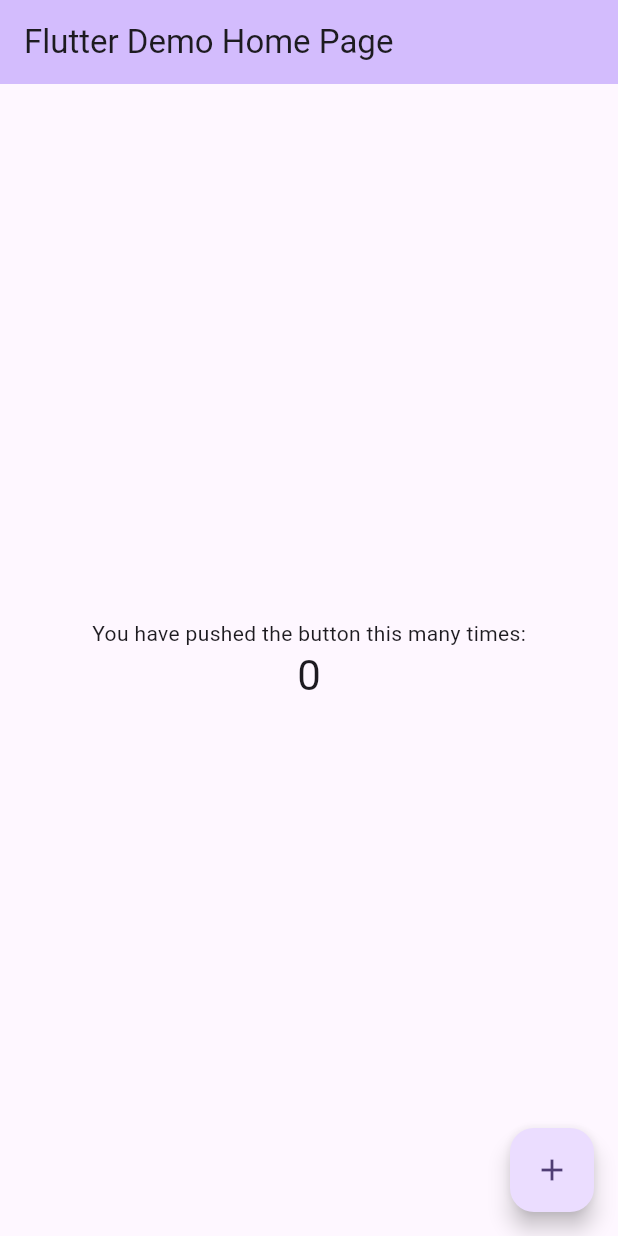
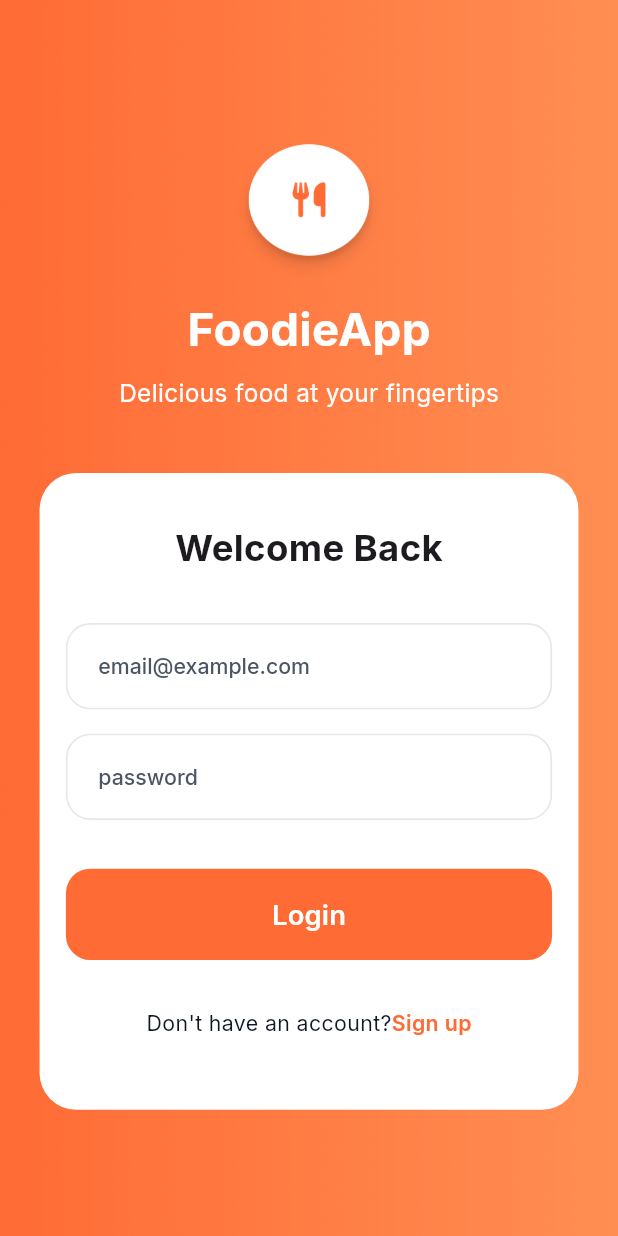
Before and after one commit to elsaramji/restaurant, a Flutter app: the screen it shows after launch, on a phone screen of 412 x 824 dp. Run offline on Flutter 3.47's test engine with Material 3 defaults, Android fonts, the light colour scheme and no system bars; our stand-ins replace flutter_screenutil, go_router, google_fonts.

Commit message:
applying login ui and debug it

```diff
--- /dev/null
+++ b/lib/config/colors.dart
@@ -0,0 +1,15 @@
+import 'package:flutter/material.dart';
+
+class AppColors {
+  static const white = Color(0xffFFffff);
+  static const primary = Color(0xffFF6B35);
+  static const primaryText = Color(0xff111827);
+  static const secondaryform = white;
+  static const stroke = Color(0xffE5E7EB);
+  static const secondaryText = Color(0xff4B5563);
+  static const secondarysubText = Color(0xff6B7280);
+  static const secondaryfillred = Color(0xffF87171);
+
+
+
+}
--- /dev/null
+++ b/lib/config/router.dart
@@ -0,0 +1,34 @@
+import 'package:flutter/material.dart';
+import 'package:go_router/go_router.dart';
+import 'package:restaurant/features/auth/views/login_screen.dart';
+
+final GoRouter router = GoRouter(
+  initialLocation: LoginScreen.routeName,
+  routes: <GoRoute>[
+    GoRoute(
+      path: LoginScreen.routeName,
+      name: LoginScreen.routeName,
+      pageBuilder: (context, state) => _easyTransition(const LoginScreen()),
+    ),
+  ],
+);
+
+CustomTransitionPage _easyTransition(Widget child) {
+  return CustomTransitionPage(
+    child: child,
+    transitionsBuilder: (context, animation, secondaryAnimation, child) {
+      final opacityAnimation = Tween<double>(
+        begin: 0,
+        end: 1,
+      ).animate(animation);
+
+      return FadeTransition(
+        opacity: opacityAnimation,
+        child: ScaleTransition(
+          scale: Tween<double>(begin: 0.95, end: 1).animate(animation),
+          child: child,
+        ),
+      );
+    },
+  );
+}
--- /dev/null
+++ b/lib/config/texts_styles.dart
@@ -0,0 +1,64 @@
+import 'package:flutter/material.dart';
+import 'package:flutter_screenutil/flutter_screenutil.dart';
+import 'package:google_fonts/google_fonts.dart';
+
+class AppTextStyles {
+  static TextStyle interBold12() =>
+      GoogleFonts.inter(fontSize: 12.sp, fontWeight: FontWeight.w700);
+  static TextStyle interBold14() =>
+      GoogleFonts.inter(fontSize: 14.sp, fontWeight: FontWeight.w700);
+  static TextStyle interBold16() =>
+      GoogleFonts.inter(fontSize: 16.sp, fontWeight: FontWeight.w700);
+  static TextStyle interBold18() =>
+      GoogleFonts.inter(fontSize: 18.sp, fontWeight: FontWeight.w700);
+  static TextStyle interBold20() =>
+      GoogleFonts.inter(fontSize: 20.sp, fontWeight: FontWeight.w700);
+  static TextStyle interBold24() =>
+      GoogleFonts.inter(fontSize: 24.sp, fontWeight: FontWeight.w700);
+  static TextStyle interBold30() =>
+      GoogleFonts.inter(fontSize: 30.sp, fontWeight: FontWeight.w700);
+  static TextStyle interBold32() =>
+      GoogleFonts.inter(fontSize: 32.sp, fontWeight: FontWeight.w700);
+  static TextStyle interBold36() =>
+      GoogleFonts.inter(fontSize: 36.sp, fontWeight: FontWeight.w700);
+  static TextStyle interSemiBold11() =>
+      GoogleFonts.inter(fontSize: 11.sp, fontWeight: FontWeight.w600);
+  static TextStyle interSemiBold12() =>
+      GoogleFonts.inter(fontSize: 12.sp, fontWeight: FontWeight.w600);
+  static TextStyle interSemiBold14() =>
+      GoogleFonts.inter(fontSize: 14.sp, fontWeight: FontWeight.w600);
+  static TextStyle interSemiBold16() =>
+      GoogleFonts.inter(fontSize: 16.sp, fontWeight: FontWeight.w600);
+  static TextStyle interSemiBold18() =>
+      GoogleFonts.inter(fontSize: 18.sp, fontWeight: FontWeight.w600);
+  static TextStyle interSemiBold20() =>
+      GoogleFonts.inter(fontSize: 20.sp, fontWeight: FontWeight.w600);
+  static TextStyle interMedium12() =>
+      GoogleFonts.inter(fontSize: 12.sp, fontWeight: FontWeight.w500);
+  static TextStyle interMedium14() =>
+      GoogleFonts.inter(fontSize: 14.sp, fontWeight: FontWeight.w500);
+  static TextStyle interMedium16() =>
+      GoogleFonts.inter(fontSize: 16.sp, fontWeight: FontWeight.w500);
+  static TextStyle interMedium18() =>
+      GoogleFonts.inter(fontSize: 18.sp, fontWeight: FontWeight.w500);
+  static TextStyle interMedium20() =>
+      GoogleFonts.inter(fontSize: 20.sp, fontWeight: FontWeight.w500);
+  static TextStyle interRegular10() =>
+      GoogleFonts.inter(fontSize: 10.sp, fontWeight: FontWeight.w400);
+  static TextStyle interRegular11() =>
+      GoogleFonts.inter(fontSize: 11.sp, fontWeight: FontWeight.w400);
+  static TextStyle interRegular12() =>
+      GoogleFonts.inter(fontSize: 12.sp, fontWeight: FontWeight.w400);
+
+  static TextStyle interRegular14() =>
+      GoogleFonts.inter(fontSize: 14.sp, fontWeight: FontWeight.w400);
+
+  static TextStyle interRegular16() =>
+      GoogleFonts.inter(fontSize: 16.sp, fontWeight: FontWeight.w400);
+
+  static TextStyle interRegular18() =>
+      GoogleFonts.inter(fontSize: 18.sp, fontWeight: FontWeight.w400);
+
+  static TextStyle interRegular20() =>
+      GoogleFonts.inter(fontSize: 20.sp, fontWeight: FontWeight.w400);
+}
--- /dev/null
+++ b/lib/features/auth/views/login_screen.dart
@@ -0,0 +1,38 @@
+import 'package:flutter/material.dart';
+import 'package:flutter_screenutil/flutter_screenutil.dart';
+import 'package:restaurant/features/auth/widgets/auth_form.dart';
+import 'package:restaurant/features/auth/widgets/foodies_welcome_massage.dart';
+import 'package:restaurant/features/auth/widgets/login_background_linear.dart';
+
+class LoginScreen extends StatelessWidget {
+  static const routeName = "/loginscreen";
+  const LoginScreen({super.key});
+
+  @override
+  Widget build(BuildContext context) {
+    return Scaffold(
+      body: Stack(
+        children: [
+          LoginBackGroundLinear(),
+          Positioned.fill(
+            child: CustomScrollView(
+              slivers: [
+                SliverFillRemaining(
+                  hasScrollBody: false,
+                  child: Column(
+                    children: [
+                      Expanded(flex: 2, child: FoodiesWelcomeMassage()),
+                      SizedBox(height: 32.h),
+                      Expanded(flex: 3, child: AuthForm()),
+                      SizedBox(height: 83.h),
+                    ],
+                  ),
+                ),
+              ],
+            ),
+          ),
+        ],
+      ),
+    );
+  }
+}
--- /dev/null
+++ b/lib/features/auth/widgets/auth_form.dart
@@ -0,0 +1,114 @@
+import 'dart:developer';
+
+import 'package:flutter/material.dart';
+import 'package:flutter_screenutil/flutter_screenutil.dart';
+import 'package:restaurant/config/colors.dart';
+import 'package:restaurant/config/texts_styles.dart';
+import 'package:restaurant/shared/widgets/custom_primary_button.dart';
+import 'package:restaurant/shared/widgets/text_form_filed.dart';
+
+class AuthForm extends StatefulWidget {
+  const AuthForm({super.key});
+
+  @override
+  State<AuthForm> createState() => _AuthFormState();
+}
+
+class _AuthFormState extends State<AuthForm> {
+  late GlobalKey<FormState> formKey;
+  late TextEditingController emailController;
+  late TextEditingController passwordController;
+  @override
+  void initState() {
+    // TODO: implement initState
+    formKey = GlobalKey<FormState>();
+    emailController = TextEditingController();
+    passwordController = TextEditingController();
+    super.initState();
+  }
+
+  @override
+  Widget build(BuildContext context) {
+    return Container(
+      padding: EdgeInsets.symmetric(horizontal: 16.w),
+      margin: EdgeInsets.symmetric(horizontal: 24.w),
+      decoration: BoxDecoration(
+        color: AppColors.white,
+        borderRadius: BorderRadius.circular(24.r),
+      ),
+      child: Form(
+        key: formKey,
+        child: Column(
+          mainAxisAlignment: MainAxisAlignment.start,
+          children: [
+            Padding(
+              padding: EdgeInsets.symmetric(vertical: 32.h),
+              child: Text("Welcome Back", style: AppTextStyles.interBold24()),
+            ),
+
+            CustomFormFeild(
+              controller: emailController,
+              validator: (p0) {
+                if (p0!.isEmpty) {
+                  return "Please enter your email";
+                }
+                return null;
+              },
+              textInputAction: TextInputAction.next,
+              textInputType: TextInputType.emailAddress,
+              hintText: 'email@example.com',
+              obscureText: false,
+            ),
+            SizedBox(height: 16.h),
+            CustomFormFeild(
+              controller: passwordController,
+              validator: (p0) {
+                if (p0!.isEmpty) {
+                  return "Please enter your password";
+                }
+                return null;
+              },
+              textInputAction: TextInputAction.done,
+              textInputType: TextInputType.visiblePassword,
+              hintText: 'password',
+              obscureText: true,
+            ),
+            Padding(
+              padding: EdgeInsets.symmetric(vertical: 32.h),
+              child: PrimaryButton(
+                text: "Login",
+                onPressed: () {
+                  if (formKey.currentState!.validate()) {
+                    formKey.currentState!.save();
+                    log(
+                      "email: ${emailController.text} password: ${passwordController.text}",
+                    );
+                  }
+                },
+              ),
+            ),
+            Row(
+              mainAxisAlignment: MainAxisAlignment.center,
+              children: [
+                Text(
+                  "Don't have an account?",
+                  style: AppTextStyles.interRegular14().copyWith(
+                    color: AppColors.primaryText,
+                  ),
+                ),
+                GestureDetector(
+                  child: Text(
+                    "Sign up",
+                    style: AppTextStyles.interSemiBold14().copyWith(
+                      color: AppColors.primary,
+                    ),
+                  ),
+                ),
+              ],
+            ),
+          ],
+        ),
+      ),
+    );
+  }
+}
--- /dev/null
+++ b/lib/features/auth/widgets/foodies_welcome_massage.dart
@@ -0,0 +1,36 @@
+import 'package:flutter/material.dart';
+import 'package:flutter_screenutil/flutter_screenutil.dart';
+import 'package:restaurant/config/colors.dart';
+import 'package:restaurant/config/texts_styles.dart';
+
+class FoodiesWelcomeMassage extends StatelessWidget {
+  const FoodiesWelcomeMassage({super.key});
+
+  @override
+  Widget build(BuildContext context) {
+    return Column(
+      spacing: 8.h,
+      children: [
+        SizedBox(height: 83.h),
+        Image.asset(
+          "assets/icons/foodies_icon.png",
+          width: 96.w,
+          height: 96.h,
+          fit: BoxFit.fill,
+        ),
+
+        Text(
+          "FoodieApp",
+          style: AppTextStyles.interBold30().copyWith(color: AppColors.white),
+        ),
+
+        Text(
+          "Delicious food at your fingertips",
+          style: AppTextStyles.interRegular16().copyWith(
+            color: AppColors.white,
+          ),
+        ),
+      ],
+    );
+  }
+}
--- /dev/null
+++ b/lib/features/auth/widgets/login_background_linear.dart
@@ -0,0 +1,19 @@
+import 'package:flutter/material.dart';
+import 'package:flutter_screenutil/flutter_screenutil.dart';
+
+class LoginBackGroundLinear extends StatelessWidget {
+  const LoginBackGroundLinear({
+    super.key,
+  });
+
+  @override
+  Widget build(BuildContext context) {
+    return Image.asset(
+      width: 1.sw,
+      height: 1.sh,
+      "assets/images/background_linear.png",
+      fit: BoxFit.fill,
+      filterQuality: FilterQuality.high,
+    );
+  }
+}
--- a/lib/main.dart
+++ b/lib/main.dart
@@ -1,122 +1,26 @@
 import 'package:flutter/material.dart';
+import 'package:flutter_screenutil/flutter_screenutil.dart';
+import 'package:restaurant/config/router.dart';
 
-void main() {
-  runApp(const MyApp());
+void main() async {
+  WidgetsFlutterBinding.ensureInitialized();
+  await ScreenUtil.ensureScreenSize();
+  runApp(const FoodieApp());
 }
 
-class MyApp extends StatelessWidget {
-  const MyApp({super.key});
+class FoodieApp extends StatelessWidget {
+  const FoodieApp({super.key});
 
-  // This widget is the root of your application.
   @override
   Widget build(BuildContext context) {
-    return MaterialApp(
-      title: 'Flutter Demo',
-      theme: ThemeData(
-        // This is the theme of your application.
-        //
-        // TRY THIS: Try running your application with "flutter run". You'll see
-        // the application has a purple toolbar. Then, without quitting the app,
-        // try changing the seedColor in the colorScheme below to Colors.green
-        // and then invoke "hot reload" (save your changes or press the "hot
-        // reload" button in a Flutter-supported IDE, or press "r" if you used
-        // the command line to start the app).
-        //
-        // Notice that the counter didn't reset back to zero; the application
-        // state is not lost during the reload. To reset the state, use hot
-        // restart instead.
-        //
-        // This works for code too, not just values: Most code changes can be
-        // tested with just a hot reload.
-        colorScheme: ColorScheme.fromSeed(seedColor: Colors.deepPurple),
+    return ScreenUtilInit(
+      designSize: const Size(375, 812),
+      minTextAdapt: true,
+      splitScreenMode: true,
+      builder: (context, child) => MaterialApp.router(
+        debugShowCheckedModeBanner: false,
+        routerConfig: router,
       ),
-      home: const MyHomePage(title: 'Flutter Demo Home Page'),
     );
   }
 }
-
-class MyHomePage extends StatefulWidget {
-  const MyHomePage({super.key, required this.title});
-
-  // This widget is the home page of your application. It is stateful, meaning
-  // that it has a State object (defined below) that contains fields that affect
-  // how it looks.
-
-  // This class is the configuration for the state. It holds the values (in this
-  // case the title) provided by the parent (in this case the App widget) and
-  // used by the build method of the State. Fields in a Widget subclass are
-  // always marked "final".
-
-  final String title;
-
-  @override
-  State<MyHomePage> createState() => _MyHomePageState();
-}
-
-class _MyHomePageState extends State<MyHomePage> {
-  int _counter = 0;
-
-  void _incrementCounter() {
-    setState(() {
-      // This call to setState tells the Flutter framework that something has
-      // changed in this State, which causes it to rerun the build method below
-      // so that the display can reflect the updated values. If we changed
-      // _counter without calling setState(), then the build method would not be
-      // called again, and so nothing would appear to happen.
-      _counter++;
-    });
-  }
-
-  @override
-  Widget build(BuildContext context) {
-    // This method is rerun every time setState is called, for instance as done
-    // by the _incrementCounter method above.
-    //
-    // The Flutter framework has been optimized to make rerunning build methods
-    // fast, so that you can just rebuild anything that needs updating rather
-    // than having to individually change instances of widgets.
-    return Scaffold(
-      appBar: AppBar(
-        // TRY THIS: Try changing the color here to a specific color (to
-        // Colors.amber, perhaps?) and trigger a hot reload to see the AppBar
-        // change color while the other colors stay the same.
-        backgroundColor: Theme.of(context).colorScheme.inversePrimary,
-        // Here we take the value from the MyHomePage object that was created by
-        // the App.build method, and use it to set our appbar title.
-        title: Text(widget.title),
-      ),
-      body: Center(
-        // Center is a layout widget. It takes a single child and positions it
-        // in the middle of the parent.
-        child: Column(
-          // Column is also a layout widget. It takes a list of children and
-          // arranges them vertically. By default, it sizes itself to fit its
-          // children horizontally, and tries to be as tall as its parent.
-          //
-          // Column has various properties to control how it sizes itself and
-          // how it positions its children. Here we use mainAxisAlignment to
-          // center the children vertically; the main axis here is the vertical
-          // axis because Columns are vertical (the cross axis would be
-          // horizontal).
-          //
-          // TRY THIS: Invoke "debug painting" (choose the "Toggle Debug Paint"
-          // action in the IDE, or press "p" in the console), to see the
-          // wireframe for each widget.
-          mainAxisAlignment: MainAxisAlignment.center,
-          children: <Widget>[
-            const Text('You have pushed the button this many times:'),
-            Text(
-              '$_counter',
-              style: Theme.of(context).textTheme.headlineMedium,
-            ),
-          ],
-        ),
-      ),
-      floatingActionButton: FloatingActionButton(
-        onPressed: _incrementCounter,
-        tooltip: 'Increment',
-        child: const Icon(Icons.add),
-      ), // This trailing comma makes auto-formatting nicer for build methods.
-    );
-  }
-}
--- /dev/null
+++ b/lib/shared/widgets/custom_primary_button.dart
@@ -0,0 +1,33 @@
+import 'package:flutter/material.dart';
+import 'package:flutter_screenutil/flutter_screenutil.dart';
+import 'package:restaurant/config/colors.dart';
+import 'package:restaurant/config/texts_styles.dart';
+
+/// A custom primary button widget that can be used throughout the application.
+/// It is a stateless widget that takes an optional callback function and a text string.
+/// This button is styled with a rounded rectangle shape, a minimum size, and a primary color background.
+/// /// The button's text is displayed in a semibold style with a white color.
+class PrimaryButton extends StatelessWidget {
+  final VoidCallback? onPressed;
+  final String text;
+  const PrimaryButton({this.onPressed, super.key, required this.text});
+
+  @override
+  Widget build(BuildContext context) {
+    return TextButton(
+      onPressed: onPressed,
+      style: ButtonStyle(
+        overlayColor: WidgetStatePropertyAll(AppColors.secondaryfillred),
+        shape: WidgetStatePropertyAll(
+          RoundedRectangleBorder(borderRadius: BorderRadius.circular(16.r)),
+        ),
+        minimumSize: WidgetStatePropertyAll(Size(double.infinity.w, 60.h)),
+        backgroundColor: WidgetStatePropertyAll(AppColors.primary),
+      ),
+      child: Text(
+        text,
+        style: AppTextStyles.interSemiBold18().copyWith(color: AppColors.white),
+      ),
+    );
+  }
+}
--- /dev/null
+++ b/lib/shared/widgets/text_form_filed.dart
@@ -0,0 +1,76 @@
+import 'package:flutter/material.dart';
+import 'package:flutter_screenutil/flutter_screenutil.dart';
+import 'package:restaurant/config/colors.dart';
+import 'package:restaurant/config/texts_styles.dart';
+
+class CustomFormFeild extends StatelessWidget {
+  final TextEditingController? controller;
+  final TextInputAction textInputAction;
+  final TextInputType textInputType;
+  final String? Function(String?)? validator;
+  final String hintText;
+  final bool obscureText;
+  final Widget? suffixIcon;
+  final Widget? prefix;
+
+  const CustomFormFeild({
+    super.key,
+    this.controller,
+    required this.textInputAction,
+    required this.textInputType,
+    this.validator,
+    required this.hintText,
+    required this.obscureText,
+    this.suffixIcon,
+    this.prefix,
+  });
+
+  @override
+  Widget build(BuildContext context) {
+    return TextFormField(
+      keyboardType: textInputType,
+      textInputAction: TextInputAction.done,
+      controller: controller,
+      validator: validator,
+      obscureText: obscureText,
+
+      cursorColor: AppColors.primary,
+      style: AppTextStyles.interMedium14().copyWith(
+        color: AppColors.primaryText,
+        letterSpacing: 0,
+        decorationThickness: 0,
+      ),
+      decoration: InputDecoration(
+        prefixIcon: prefix,
+        filled: true,
+        fillColor: AppColors.secondaryform,
+        isDense: true,
+        hintText: hintText,
+        suffixIcon: suffixIcon,
+
+        contentPadding: EdgeInsets.symmetric(horizontal: 16.w, vertical: 18.h),
+        hintStyle: AppTextStyles.interMedium14().copyWith(
+          color: AppColors.secondaryText,
+          decoration: TextDecoration.none,
+          letterSpacing: 0,
+        ),
+        enabledBorder: OutlineInputBorder(
+          borderRadius: BorderRadius.circular(16.r),
+          borderSide: BorderSide(color: AppColors.stroke, width: 1.w),
+        ),
+        focusedBorder: OutlineInputBorder(
+          borderRadius: BorderRadius.circular(16.r),
+          borderSide: BorderSide(color: AppColors.primary, width: 1.w),
+        ),
+        errorBorder: OutlineInputBorder(
+          borderRadius: BorderRadius.circular(16.r),
+          borderSide: BorderSide(color: AppColors.secondaryfillred, width: 1.w),
+        ),
+        focusedErrorBorder: OutlineInputBorder(
+          borderRadius: BorderRadius.circular(16.r),
+          borderSide: BorderSide(color: AppColors.secondaryfillred, width: 1.w),
+        ),
+      ),
+    );
+  }
+}
```
Also changed, not shown: 1 other file.
